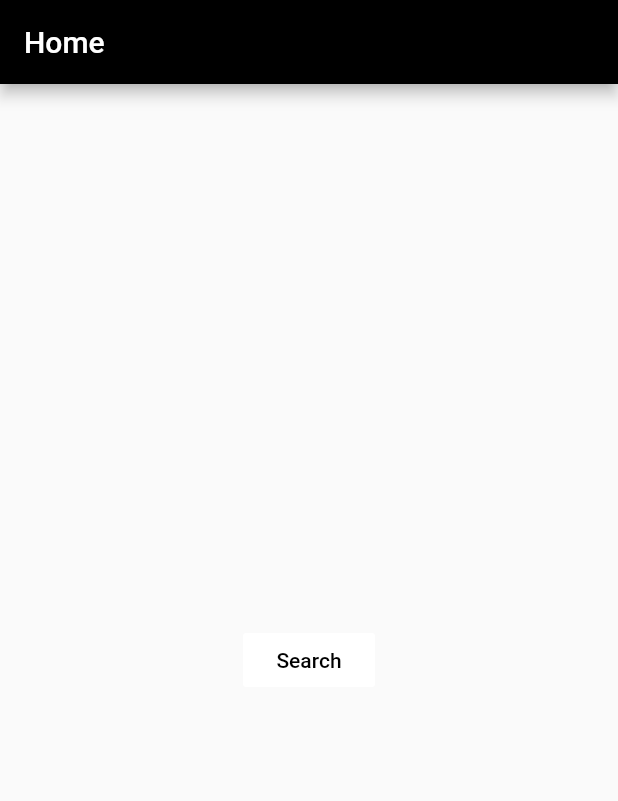
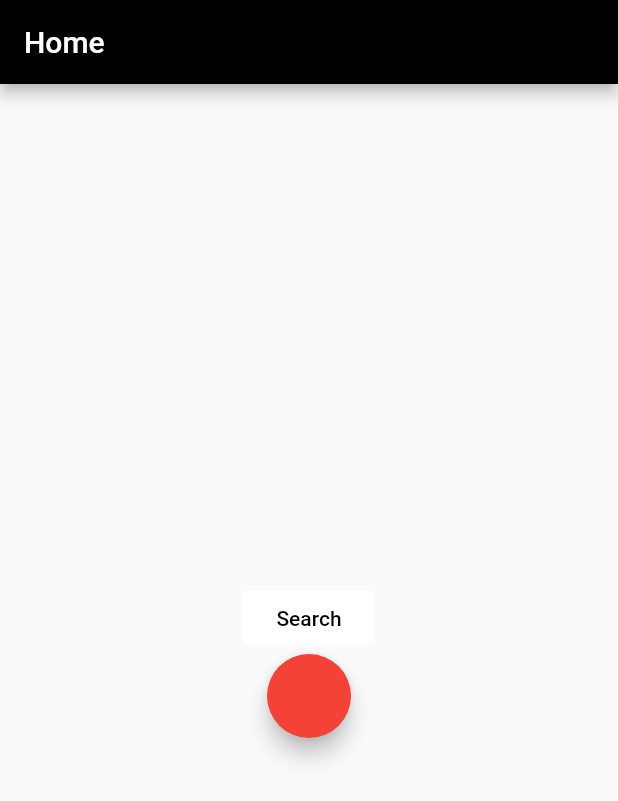
Before and after one commit to SashaSaran/Flutter-project, a Flutter app: the screen it shows after launch, on a phone screen of 412 x 824 dp. Shown: the top 801 px of the screen. Run offline on Flutter 3.47's test engine with Material 2 defaults, Android fonts, the phone set to English and light mode, and no system bars.

Commit message:
working on search implementation

```diff
--- a/prototype_project/lib/SearchButton.dart
+++ b/prototype_project/lib/SearchButton.dart
@@ -20,7 +20,7 @@ class SearchButtonState extends State<SearchButton> {
         // setState(() {
         //   isButtonPressed = !isButtonPressed;
         // });
-        Navigator.of(context).pushNamed("/SearchPage");
+        Navigator.pushNamed(context,"/SearchPage");
       },
       child: Text(
         "Search"
--- a/prototype_project/lib/SearchPage.dart
+++ b/prototype_project/lib/SearchPage.dart
@@ -6,10 +6,7 @@ class SearchPage extends StatelessWidget {
   Widget build(BuildContext context) {
     return Scaffold(
         appBar: new AppBar(
-          backgroundColor: Colors.black,
-          new TextField(
-
-          )
+          backgroundColor: Colors.black
         ),
         body: new Container(
           child: new Center(
--- a/prototype_project/lib/main.dart
+++ b/prototype_project/lib/main.dart
@@ -24,7 +24,8 @@ class HomePage extends StatelessWidget {
             child: new Column(
               mainAxisAlignment: MainAxisAlignment.center,
               children: <Widget>[
-                SearchButton()
+                SearchButton(),
+                SimonButton()
               ],
             ),
           )
```
